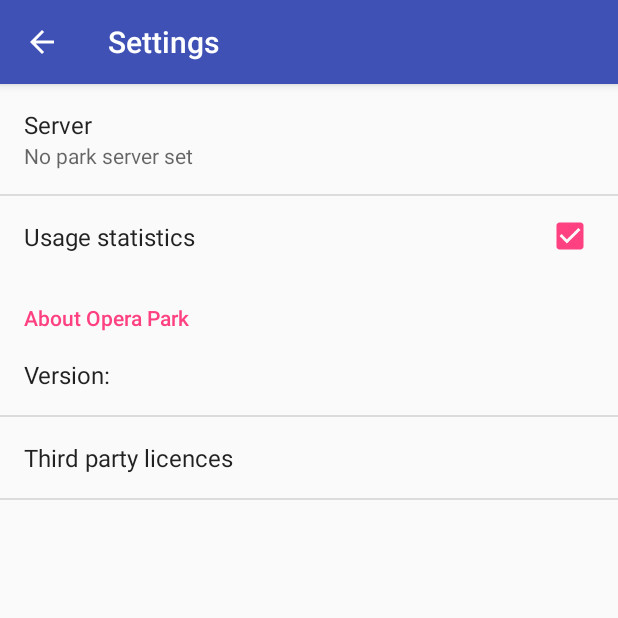
After one commit to nibarius/opera-park-android, an Android app: the SettingsActivity screen opened directly, with no data from a screen before it, on a phone screen of 412 x 824 dp, the top half of it. The commit adds this screen. Run offline under Robolectric (Android 15) with nearby library versions, the phone set to English and light mode, and no system bars; libraries missing offline, so code that uses them is left out: de.psdev.licensesdialog.

Commit message:
Add a settings view and move third party licences into it

```diff
--- a/app/src/main/java/se/barsk/park/datatypes/Garage.kt
+++ b/app/src/main/java/se/barsk/park/datatypes/Garage.kt
@@ -26,6 +26,7 @@
         get() = CAPACITY - parkedCars.count()
 
     fun addListener(listener: GarageStatusChangedListener) = listeners.add(listener)
+    fun clear() { parkedCars = listOf() }
     fun isParked(car: OwnCar): Boolean = parkedCars.any { it.regNo == car.regNo }
     fun isFull(): Boolean = parkedCars.size == CAPACITY
     fun isEmpty(): Boolean = parkedCars.isEmpty()
--- /dev/null
+++ b/app/src/main/java/se/barsk/park/settings/SettingsActivity.kt
@@ -0,0 +1,83 @@
+package se.barsk.park.settings
+
+import android.content.SharedPreferences
+import android.os.Bundle
+import android.preference.EditTextPreference
+import android.preference.Preference
+import android.preference.PreferenceFragment
+import android.support.v7.app.AppCompatActivity
+import de.psdev.licensesdialog.LicensesDialogFragment
+import se.barsk.park.BuildConfig
+import se.barsk.park.R
+import se.barsk.park.consume
+import se.barsk.park.storage.StorageManager
+
+
+/**
+ * Activity for settings
+ */
+class SettingsActivity : AppCompatActivity() {
+    // https://stackoverflow.com/questions/26509180/no-actionbar-in-preferenceactivity-after-upgrade-to-support-library-v21
+    override fun onPostCreate(savedInstanceState: Bundle?) {
+        super.onPostCreate(savedInstanceState);
+        val fragment = ParkPreferenceFragment()
+        fragment.setThirdPartyClickListener(Preference.OnPreferenceClickListener { consume { showThirdPartyList() } })
+        fragmentManager.beginTransaction().replace(android.R.id.content, fragment).commit();
+    }
+
+
+    private fun showThirdPartyList() {
+        val fragment = LicensesDialogFragment.Builder(this)
+                .setNotices(R.raw.notices)
+                .setShowFullLicenseText(false)
+                .setIncludeOwnLicense(true)
+                .build()
+
+        fragment.show(supportFragmentManager, null)
+    }
+
+    class ParkPreferenceFragment : PreferenceFragment(), SharedPreferences.OnSharedPreferenceChangeListener {
+
+        lateinit var thirdPartyListener: Preference.OnPreferenceClickListener
+
+        override fun onSharedPreferenceChanged(sharedPreferences: SharedPreferences, key: String) {
+            updateSummary(key)
+        }
+
+        override fun onCreate(savedInstanceState: Bundle?) {
+            super.onCreate(savedInstanceState)
+            preferenceManager.sharedPreferencesName = StorageManager.SHARED_PREF_FILE_SETTINGS
+            addPreferencesFromResource(R.xml.preferences)
+            preferenceScreen.sharedPreferences.registerOnSharedPreferenceChangeListener(this)
+        }
+
+        override fun onResume() {
+            super.onResume()
+            updateSummary("park_server_url")
+            setTitles()
+            findPreference("third_party_licenses").onPreferenceClickListener = thirdPartyListener
+        }
+
+        fun setThirdPartyClickListener(listener: Preference.OnPreferenceClickListener) {
+            thirdPartyListener = listener
+        }
+
+        private fun setTitles() {
+            findPreference("about_group").title = getString(R.string.settings_about_group_title, getString(R.string.app_name))
+            findPreference("version").title = getString(R.string.settings_version, BuildConfig.VERSION_NAME)
+        }
+
+        private fun updateSummary(key: String) {
+            val pref = findPreference(key)
+            when (key) {
+                "park_server_url" -> {
+                    pref as EditTextPreference
+                    pref.summary = if (pref.text.isEmpty())
+                        getString(R.string.no_server_placeholder_text)
+                    else
+                        pref.text + " lite"
+                }
+            }
+        }
+    }
+}
--- a/app/src/main/java/se/barsk/park/storage/StorageManager.kt
+++ b/app/src/main/java/se/barsk/park/storage/StorageManager.kt
@@ -5,7 +5,7 @@
 
 
 object StorageManager {
-    private const val SHARED_PREF_FILE_SETTINGS = "settings"
+    const val SHARED_PREF_FILE_SETTINGS = "settings"
     private lateinit var sharedPrefs: SharedPrefs
     private lateinit var database: Database
 
@@ -16,11 +16,13 @@
 
     // Shared preferences interaction functions
     fun hasServer() = sharedPrefs.hasServer()
+
     fun getServer() = sharedPrefs.getServer()
     fun setServer(server: String) = sharedPrefs.setServer(server)
 
     // Database interaction functions
     fun fetchAllCars(): MutableList<OwnCar> = database.fetchAllCars()
+
     fun insertOrReplace(ownCar: OwnCar, position: Int) = database.insertOrReplace(ownCar, position)
     fun remove(ownCar: OwnCar) = database.remove(ownCar)
 }
--- a/app/src/main/res/menu/main_menu.xml
+++ b/app/src/main/res/menu/main_menu.xml
@@ -7,9 +7,9 @@
         android:title="Manage cars">
     </item>
     <item
-        android:id="@+id/menu_third_parties"
+        android:id="@+id/menu_settings"
         app:showAsAction="collapseActionView"
-        android:title="Third party licences">
+        android:title="Settings">
     </item>
 
     <item
--- a/app/src/main/res/values/strings.xml
+++ b/app/src/main/res/values/strings.xml
@@ -1,6 +1,5 @@
 <resources>
     <string name="app_name">Opera Park</string>
-    <string name="title_activity_park">Opera Park</string>
     <string name="regno">Licence plate (e.g. ABC 123)</string>
     <string name="owner">Owner (e.g. username)</string>
     <string name="edit_car_dialog_title">Edit car</string>
@@ -26,5 +25,9 @@
         <item quantity="one">Share car with</item>
         <item quantity="other">Share cars with</item>
     </plurals >
+    <string name="settings_usage_statistics">Usage statistics</string>
+    <string name="settings_server">Server</string>
+    <string name="settings_about_group_title">About %s</string>
+    <string name="settings_version">Version: %s</string>
 
 </resources>
--- /dev/null
+++ b/app/src/main/res/xml/preferences.xml
@@ -0,0 +1,21 @@
+<?xml version="1.0" encoding="utf-8"?>
+<PreferenceScreen xmlns:android="http://schemas.android.com/apk/res/android">
+    <EditTextPreference
+        android:title="@string/settings_server"
+        android:key="park_server_url"/>
+    <CheckBoxPreference
+        android:title="@string/settings_usage_statistics"
+        android:defaultValue="true"
+        android:key="usage_statistics" />
+    <PreferenceCategory
+        android:title="@string/settings_about_group_title"
+        android:key="about_group">
+        <Preference
+            android:title="@string/settings_version"
+            android:key="version"/>
+        <Preference
+            android:title="@string/notices_title"
+            android:key="third_party_licenses"/>
+    </PreferenceCategory>
+
+</PreferenceScreen>
```
Also changed, not shown: app/src/main/AndroidManifest.xml (+6 -1 lines), app/src/main/java/se/barsk/park/main_ui/ParkActivity.kt (+34 -15 lines), app/src/main/java/se/barsk/park/main_ui/SpecifyServerDialog.kt (+3 -5 lines), app/src/main/java/se/barsk/park/storage/SharedPrefs.kt (+22 -10 lines), 1 other file.
